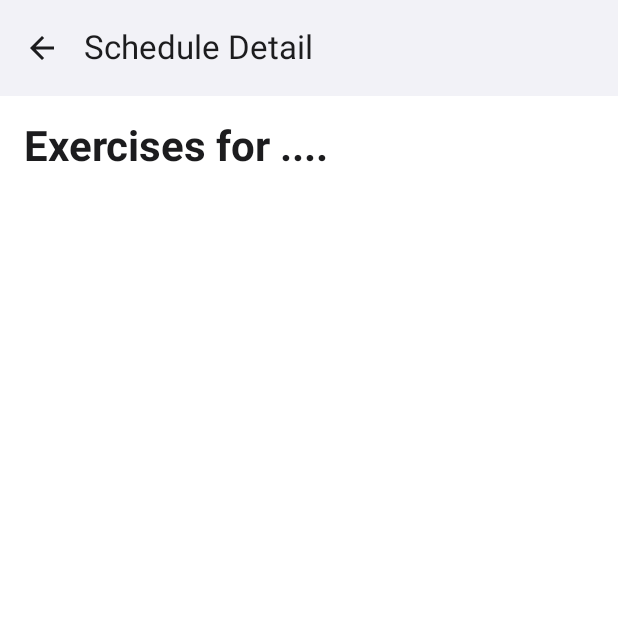
After one commit to diajarkoding/TimeFit, an Android app built with Jetpack Compose: the composable ScheduleDetailScreen called with empty values, on a phone screen of 412 x 824 dp, the top half of it. The commit adds this screen. Run offline under Robolectric (Android 15) with nearby library versions, the phone set to English and light mode, and no system bars.

Commit message:
Fase 2 langkah 4

```diff
--- a/app/src/main/java/com/diajarkoding/timefit/data/local/ScheduleDao.kt
+++ b/app/src/main/java/com/diajarkoding/timefit/data/local/ScheduleDao.kt
@@ -17,4 +17,7 @@ interface ScheduleDao {
 
     @Query("SELECT * FROM schedules ORDER BY id DESC")
     fun getAllSchedules(): Flow<List<Schedule>>
+
+    @Query("SELECT * FROM schedules WHERE id = :id")
+    suspend fun getScheduleById(id: Int): Schedule?
 }
--- a/app/src/main/java/com/diajarkoding/timefit/data/repository/ScheduleRepositoryImpl.kt
+++ b/app/src/main/java/com/diajarkoding/timefit/data/repository/ScheduleRepositoryImpl.kt
@@ -19,4 +19,8 @@ class ScheduleRepositoryImpl @Inject constructor(
     suspend fun deleteSchedule(schedule: Schedule) {
         dao.deleteSchedule(schedule)
     }
+
+    suspend fun getScheduleById(id: Int): Schedule? {
+        return dao.getScheduleById(id)
+    }
 }
--- /dev/null
+++ b/app/src/main/java/com/diajarkoding/timefit/presentation/screens/detail/ScheduleDetailScreen.kt
@@ -0,0 +1,62 @@
+package com.diajarkoding.timefit.presentation.screens.detail
+
+import androidx.compose.foundation.layout.Column
+import androidx.compose.foundation.layout.fillMaxSize
+import androidx.compose.foundation.layout.padding
+import androidx.compose.material.icons.Icons
+import androidx.compose.material.icons.automirrored.filled.ArrowBack
+import androidx.compose.material3.ExperimentalMaterial3Api
+import androidx.compose.material3.Icon
+import androidx.compose.material3.IconButton
+import androidx.compose.material3.MaterialTheme
+import androidx.compose.material3.Scaffold
+import androidx.compose.material3.Text
+import androidx.compose.material3.TopAppBar
+import androidx.compose.material3.TopAppBarDefaults
+import androidx.compose.runtime.Composable
+import androidx.compose.ui.Modifier
+import androidx.compose.ui.text.font.FontWeight
+import androidx.compose.ui.unit.dp
+import androidx.navigation.NavController
+
+@OptIn(ExperimentalMaterial3Api::class)
+@Composable
+fun ScheduleDetailScreen(
+    scheduleName: String?,
+    navController: NavController
+) {
+    Scaffold(
+        topBar = {
+            TopAppBar(
+                title = { Text("Schedule Detail") },
+                navigationIcon = {
+                    IconButton(
+                        onClick = { navController.navigateUp() }
+                    ) {
+                        Icon(
+                            imageVector = Icons.AutoMirrored.Filled.ArrowBack,
+                            contentDescription = "Back"
+                        )
+                    }
+                },
+                colors = TopAppBarDefaults.topAppBarColors(
+                    containerColor = MaterialTheme.colorScheme.surface
+                )
+            )
+        }
+    ) { paddingValues ->
+        Column(
+            modifier = Modifier
+                .fillMaxSize()
+                .padding(paddingValues)
+                .padding(16.dp)
+        ) {
+            Text(
+                text = "Exercises for ${scheduleName ?: "...."}",
+                style = MaterialTheme.typography.headlineMedium,
+                fontWeight = FontWeight.Bold
+            )
+        }
+
+    }
+}
```
Also changed, not shown: app/src/main/java/com/diajarkoding/timefit/presentation/components/WorkoutScheduleItem.kt (+5 -2 lines), app/src/main/java/com/diajarkoding/timefit/presentation/navigation/AppNavigation.kt (+25 -3 lines), app/src/main/java/com/diajarkoding/timefit/presentation/screens/detail/ScheduleDetailViewModel.kt (added, +32 -0 lines), app/src/main/java/com/diajarkoding/timefit/presentation/screens/home/HomeScreen.kt (+7 -1 lines).
